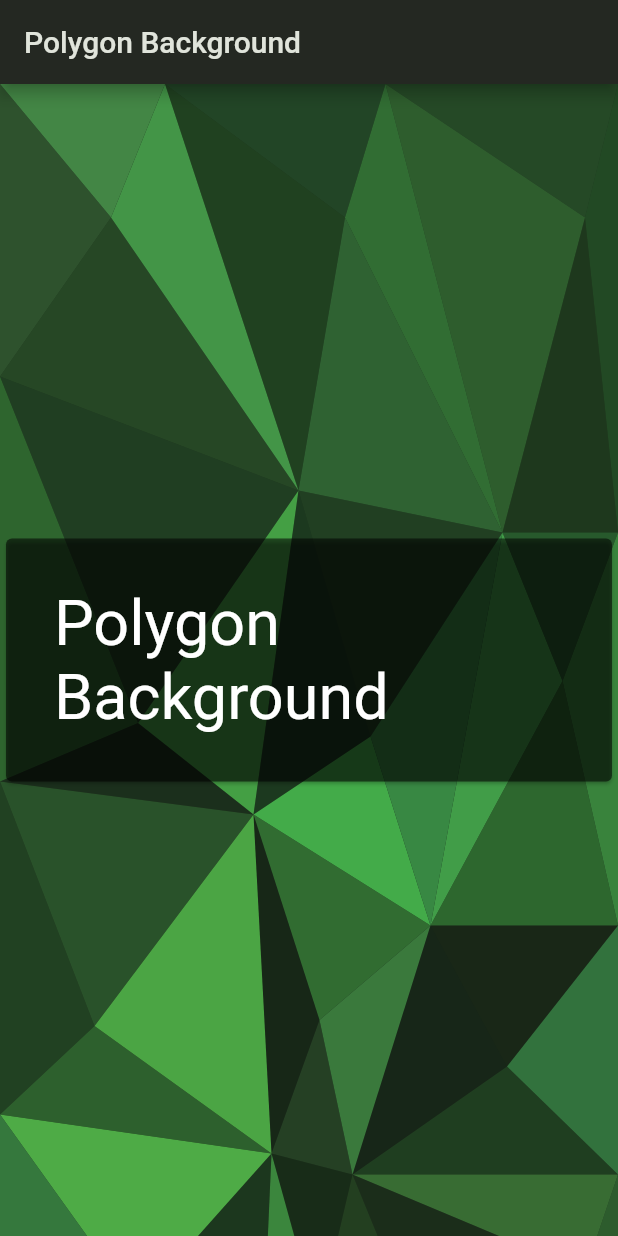
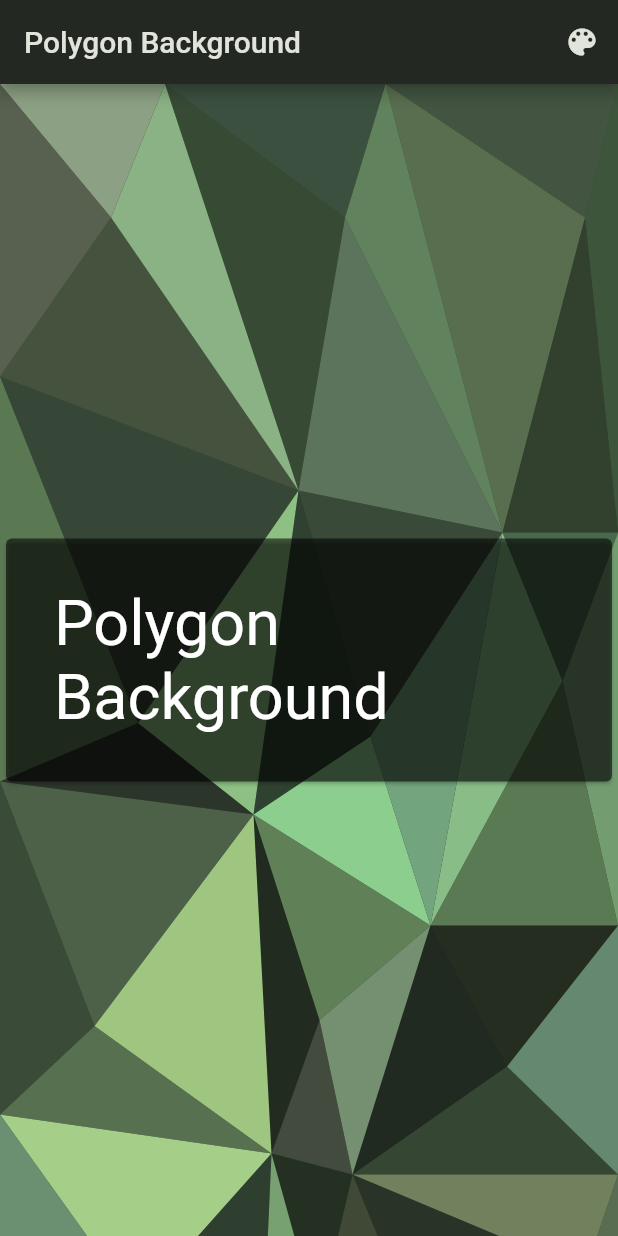
Before and after one commit to edufolly/polygon_background, a Flutter app: the screen it shows after launch, on a phone screen of 412 x 824 dp. Run offline on Flutter 3.47's test engine with Material 2 defaults, Android fonts, the phone set to English and light mode, and no system bars.

Commit message:
Color selection.

```diff
--- a/lib/main.dart
+++ b/lib/main.dart
@@ -1,5 +1,6 @@
 import 'package:flutter/material.dart';
-import 'package:polygon_background/polygon_background_painter.dart';
+import 'package:polygon_background/polygon_background.dart';
+import 'package:polygon_background/popup_menu_color.dart';
 
 ///
 ///
@@ -24,6 +25,7 @@ class MyApp extends StatelessWidget {
   Widget build(BuildContext context) {
     return MaterialApp(
       title: 'Polygon Background',
+      debugShowCheckedModeBanner: false,
       theme: ThemeData(
         brightness: Brightness.dark,
         colorSchemeSeed: Colors.green,
@@ -53,6 +55,18 @@ class MyHomePage extends StatefulWidget {
 ///
 ///
 class _MyHomePageState extends State<MyHomePage> {
+  final Map<String, Color> _menuColors = <String, Color>{
+    'Green': Colors.green,
+    'Purple': Colors.purple,
+    'Black': Colors.black,
+    'Amber': Colors.amber,
+    'Blue': Colors.blue,
+    'Red': Colors.red,
+    'White': Colors.white,
+  };
+
+  Color? _selectedColor;
+
   ///
   ///
   ///
@@ -61,9 +75,30 @@ class _MyHomePageState extends State<MyHomePage> {
     return Scaffold(
       appBar: AppBar(
         title: const Text('Polygon Background'),
+        actions: <Widget>[
+          PopupMenuButton<Color>(
+            icon: const Icon(Icons.color_lens),
+            itemBuilder: (BuildContext context) => <PopupMenuEntry<Color>>[
+              ..._menuColors.keys
+                  .map(
+                    (String key) => PopupMenuColor(
+                      color: _menuColors[key],
+                      enabled: _selectedColor != _menuColors[key],
+                      label: key,
+                    ),
+                  )
+                  .toList(),
+              // const PopupMenuDivider(),
+              // PopupMenuColor(label: 'Custom'),
+            ],
+            onSelected: colorSelection,
+          ),
+        ],
       ),
       body: CustomPaint(
-        painter: PolygonBackgroundPainter(context),
+        painter: PolygonBackground(
+          baseColor: _selectedColor ?? Theme.of(context).colorScheme.primary,
+        ),
         child: const Center(
           child: SingleChildScrollView(
             child: Card(
@@ -81,4 +116,13 @@ class _MyHomePageState extends State<MyHomePage> {
       ),
     );
   }
+
+  ///
+  ///
+  ///
+  Future<void> colorSelection(Color? color) async {
+    if (color != null) {
+      setState(() => _selectedColor = color);
+    }
+  }
 }
--- /dev/null
+++ b/lib/polygon_background.dart
@@ -0,0 +1,357 @@
+import 'dart:math';
+
+import 'package:flutter/foundation.dart';
+import 'package:flutter/material.dart';
+
+///
+///
+///
+class PolygonBackground extends CustomPainter {
+  static final Random rnd = Random();
+
+  final Color baseColor;
+  final int minWidth;
+  final int maxWidth;
+  final int minHeight;
+  final int maxHeight;
+  final double widthMargin;
+  final int minAlpha;
+  final int maxAlpha;
+  final bool showPoints;
+  final double radius;
+  final double redDivider;
+  final double redAdd;
+  final double greenDivider;
+  final double greenAdd;
+  final double blueDivider;
+  final double blueAdd;
+  final bool debug;
+
+  final List<List<Offset>> matrix = <List<Offset>>[];
+  final List<MyPolygon> polygons = <MyPolygon>[];
+
+  Size _lastSize = Size.zero;
+
+  ///
+  ///
+  ///
+  PolygonBackground({
+    required this.baseColor,
+    this.minWidth = 80,
+    this.maxWidth = 150,
+    this.minHeight = 80,
+    this.maxHeight = 150,
+    this.widthMargin = 20,
+    this.minAlpha = 30,
+    this.maxAlpha = 250,
+    this.showPoints = false,
+    this.radius = 4,
+    this.redDivider = 5,
+    this.redAdd = 0.9,
+    this.greenDivider = 6,
+    this.greenAdd = 0.9,
+    this.blueDivider = 5,
+    this.blueAdd = 0.9,
+    this.debug = false,
+  })  : assert(
+            widthMargin < (minWidth < minHeight ? minWidth : minHeight) / 2,
+            'widthMargin must be less than '
+            '${(minWidth < minHeight ? minWidth : minHeight) / 2}.'),
+        assert(minAlpha >= 0 && minAlpha <= 255,
+            'minAlpha must be between 0 and 255.'),
+        assert(maxAlpha >= 0 && maxAlpha <= 255,
+            'maxAlpha must be between 0 and 255.'),
+        assert(maxAlpha > minAlpha, 'maxAlpha must be greater than minAlpha.'),
+        assert(radius > 0, 'radius must be greater than zero.');
+
+  ///
+  ///
+  ///
+  void generate(Size size) {
+    if (debug) {
+      if (kDebugMode) {
+        print(size);
+      }
+    }
+
+    matrix.clear();
+    polygons.clear();
+
+    double x = 0;
+
+    if (debug) {
+      if (kDebugMode) {
+        print('First Line');
+      }
+    }
+
+    List<Offset> points = <Offset>[];
+
+    do {
+      points.add(Offset(x, 0));
+
+      if (debug) {
+        if (kDebugMode) {
+          print('x: $x');
+        }
+      }
+
+      x += minWidth + rnd.nextInt(maxWidth - minWidth);
+    } while (x < size.width - minWidth);
+
+    points.add(Offset(size.width, 0));
+
+    if (debug) {
+      if (kDebugMode) {
+        print('x: ${size.width}');
+        print('Points Length: ${points.length}');
+        print('-=-=-=-=-=-=-=-=-=-=-=-=-=-=-=-=-=-=-=-=-=-=-=-=-=-=-=-=-=-=');
+      }
+    }
+
+    matrix.add(points);
+
+    int y = minHeight + rnd.nextInt(maxHeight - minHeight);
+
+    List<double> ys = <double>[];
+
+    while (y < size.height - minHeight) {
+      ys.add(y.toDouble());
+      y += minHeight + rnd.nextInt(maxHeight - minHeight);
+    }
+
+    ys.add(size.height);
+
+    if (ys.length.isOdd) {
+      ys.add(size.height + minHeight + rnd.nextInt(maxHeight - minHeight));
+    }
+
+    for (int i = 0; i < ys.length; i++) {
+      double y = ys[i];
+
+      points = <Offset>[];
+      List<Offset> lastLine = matrix.last;
+
+      if (matrix.length.isEven) {
+        points.add(Offset(0, y));
+      }
+
+      for (int j = 0; j < lastLine.length - 1; j++) {
+        int prevX = (lastLine[j].dx + widthMargin).toInt();
+
+        int nextX = (lastLine[j + 1].dx - widthMargin).toInt();
+
+        if (debug) {
+          if (kDebugMode) {
+            print('AproxX [$prevX - $nextX]');
+          }
+        }
+
+        int dx = prevX + rnd.nextInt(nextX - prevX);
+
+        x = dx.toDouble();
+
+        if (debug) {
+          if (kDebugMode) {
+            print('x: $x');
+          }
+        }
+
+        if (i > 0 && i < ys.length - 1) {
+          int prevY = (ys[i] + widthMargin).toInt();
+
+          int nextY = (ys[i + 1] - widthMargin).toInt();
+
+          if (debug) {
+            if (kDebugMode) {
+              print('AproxY [$prevY - $nextY]');
+            }
+          }
+
+          int dy = prevY + rnd.nextInt(nextY - prevY);
+
+          y = dy.toDouble();
+        }
+
+        if (debug) {
+          if (kDebugMode) {
+            print('y: $y');
+          }
+        }
+
+        points.add(Offset(x, y));
+      }
+
+      if (matrix.length.isEven) {
+        points.add(Offset(size.width, y));
+      }
+
+      if (debug) {
+        if (kDebugMode) {
+          print('Points Length: ${points.length}');
+          print('-=-=-=-=-=-=-=-=-=-=-=-=-=-=-=-=-=-=-=-=-=-=-=-=-=-=-=-=-=-=');
+        }
+      }
+
+      matrix.add(points);
+
+      x = 0;
+    }
+
+    if (debug) {
+      if (kDebugMode) {
+        print('ys: $ys - ${ys.length}');
+      }
+    }
+
+    _drawModel1();
+
+    _lastSize = size;
+  }
+
+  ///
+  ///
+  ///
+  void _drawModel1() {
+    for (int i = 0; i < matrix.length - 1; i++) {
+      if (i.isEven) {
+        for (int j = 0; j < matrix[i].length - 1; j++) {
+          polygons.add(
+            MyPolygon(
+              points: <Offset>[
+                matrix[i][j],
+                matrix[i][j + 1],
+                matrix[i + 1][j],
+              ],
+              color: color,
+            ),
+          );
+        }
+
+        if (i + 2 < matrix.length) {
+          for (int j = 0; j < matrix[i].length - 1; j++) {
+            polygons.add(
+              MyPolygon(
+                points: <Offset>[
+                  matrix[i][j],
+                  matrix[i + 1][j],
+                  matrix[i + 2][j],
+                ],
+                color: color,
+              ),
+            );
+          }
+        }
+      } else {
+        for (int j = 0; j < matrix[i].length; j++) {
+          polygons.add(
+            MyPolygon(
+              points: <Offset>[
+                matrix[i][j],
+                matrix[i + 1][j + 1],
+                matrix[i + 1][j],
+              ],
+              color: color,
+            ),
+          );
+        }
+
+        if (i + 1 < matrix.length) {
+          for (int j = 0; j < matrix[i].length; j++) {
+            polygons.add(
+              MyPolygon(
+                points: <Offset>[
+                  matrix[i][j],
+                  matrix[i - 1][j + 1],
+                  matrix[i + 1][j + 1],
+                ],
+                color: color,
+              ),
+            );
+          }
+        }
+      }
+    }
+  }
+
+  ///
+  ///
+  ///
+  @override
+  void paint(Canvas canvas, Size size) {
+    if (_lastSize.width < size.width || _lastSize.height < size.height) {
+      generate(size);
+    }
+
+    for (MyPolygon polygon in polygons) {
+      polygon.draw(canvas);
+    }
+
+    if (showPoints) {
+      Paint paint = Paint()
+        ..color = const Color(0xFFFF0000)
+        ..style = PaintingStyle.fill;
+
+      for (List<Offset> points in matrix) {
+        for (Offset offset in points) {
+          canvas.drawCircle(offset, radius, paint);
+        }
+      }
+    }
+  }
+
+  ///
+  ///
+  ///
+  Color get color => baseColor
+      .withAlpha(minAlpha + rnd.nextInt(maxAlpha + 1 - minAlpha))
+      .withRed(
+          (baseColor.red * (rnd.nextDouble() / redDivider + redAdd)).toInt())
+      .withGreen(
+          (baseColor.green * (rnd.nextDouble() / greenDivider + greenAdd))
+              .toInt())
+      .withBlue((baseColor.blue * (rnd.nextDouble() / blueDivider + blueAdd))
+          .toInt());
+
+  ///
+  ///
+  ///
+  @override
+  bool shouldRepaint(covariant CustomPainter oldDelegate) {
+    if (oldDelegate is PolygonBackground) {
+      return baseColor != oldDelegate.baseColor;
+    }
+    return false;
+  }
+}
+
+///
+///
+///
+class MyPolygon {
+  final List<Offset> points;
+  final Color color;
+
+  ///
+  ///
+  ///
+  MyPolygon({
+    required this.points,
+    required this.color,
+  });
+
+  ///
+  ///
+  ///
+  Paint get paint => Paint()
+    ..color = color
+    ..style = PaintingStyle.fill;
+
+  ///
+  Path get path => Path()..addPolygon(points, true);
+
+  ///
+  ///
+  ///
+  void draw(Canvas canvas) => canvas.drawPath(path, paint);
+}
--- a/lib/polygon_background_painter.dart
+++ /dev/null
@@ -1,269 +0,0 @@
-import 'dart:math';
-
-import 'package:flutter/foundation.dart';
-import 'package:flutter/material.dart';
-
-///
-///
-///
-class PolygonBackgroundPainter extends CustomPainter {
-  static final Random rnd = Random();
-
-  final BuildContext context;
-  final Color baseColor;
-  final int minWidth;
-  final int maxWidth;
-  final int minHeight;
-  final int maxHeight;
-  final double widthMargin;
-  final int minAlpha;
-  final int maxAlpha;
-  final double radius;
-  final bool showPoints;
-
-  ///
-  ///
-  ///
-  const PolygonBackgroundPainter(
-    this.context, {
-    this.baseColor = Colors.green,
-    this.minWidth = 80,
-    this.maxWidth = 150,
-    this.minHeight = 80,
-    this.maxHeight = 150,
-    this.widthMargin = 20,
-    this.minAlpha = 30,
-    this.maxAlpha = 250,
-    this.showPoints = false,
-    this.radius = 4,
-  })  : assert(widthMargin <= minWidth / 2.0,
-            'marginPercent must be less than minWidth / 2.0.'),
-        assert(minAlpha >= 0 && minAlpha <= 255,
-            'minAlpha mus be between 0 and 255.'),
-        assert(maxAlpha >= 0 && maxAlpha <= 255,
-            'maxAlpha mus be between 0 and 255.'),
-        assert(maxAlpha > minAlpha, 'maxAlpha mus be greater than minAlpha.');
-
-  ///
-  ///
-  ///
-  @override
-  void paint(Canvas canvas, Size size) {
-    if (kDebugMode) {
-      print(size);
-    }
-
-    double x = 0;
-
-    List<List<Offset>> matrix = <List<Offset>>[];
-
-    if (kDebugMode) {
-      print('First Line');
-    }
-
-    List<Offset> points = <Offset>[];
-
-    do {
-      points.add(Offset(x, 0));
-
-      if (kDebugMode) {
-        print('x: $x');
-      }
-
-      x += minWidth + rnd.nextInt(maxWidth - minWidth);
-    } while (x < size.width - minWidth);
-
-    points.add(Offset(size.width, 0));
-
-    if (kDebugMode) {
-      print('x: ${size.width}');
-      print('Points Length: ${points.length}');
-      print('-=-=-=-=-=-=-=-=-=-=-=-=-=-=-=-=-=-=-=-=-=-=-=-=-=-=-=-=-=-=');
-    }
-
-    matrix.add(points);
-
-    int y = minHeight + rnd.nextInt(maxHeight - minHeight);
-
-    List<double> ys = <double>[];
-
-    while (y < size.height - minHeight) {
-      ys.add(y.toDouble());
-      y += minHeight + rnd.nextInt(maxHeight - minHeight);
-    }
-
-    ys.add(size.height);
-
-    if (ys.length.isOdd) {
-      ys.add(size.height + minHeight + rnd.nextInt(maxHeight - minHeight));
-    }
-
-    for (int i = 0; i < ys.length; i++) {
-      double y = ys[i];
-
-      points = <Offset>[];
-      List<Offset> lastLine = matrix.last;
-
-      if (matrix.length.isEven) {
-        points.add(Offset(0, y));
-      }
-
-      for (int j = 0; j < lastLine.length - 1; j++) {
-        int prevX = (lastLine[j].dx + widthMargin).toInt();
-
-        int nextX = (lastLine[j + 1].dx - widthMargin).toInt();
-
-        if (kDebugMode) {
-          print('AproxX [$prevX - $nextX]');
-        }
-
-        int dx = prevX + rnd.nextInt(nextX - prevX);
-
-        x = dx.toDouble();
-
-        if (kDebugMode) {
-          print('x: $x');
-        }
-
-        if (i > 0 && i < ys.length - 1) {
-          int prevY = (ys[i] + widthMargin).toInt();
-
-          int nextY = (ys[i + 1] - widthMargin).toInt();
-
-          if (kDebugMode) {
-            print('AproxY [$prevY - $nextY]');
-          }
-
-          int dy = prevY + rnd.nextInt(nextY - prevY);
-
-          y = dy.toDouble();
-        }
-
-        if (kDebugMode) {
-          print('y: $y');
-        }
-
-        points.add(Offset(x, y));
-      }
-
-      if (matrix.length.isEven) {
-        points.add(Offset(size.width, y));
-      }
-
-      if (kDebugMode) {
-        print('Points Length: ${points.length}');
-        print('-=-=-=-=-=-=-=-=-=-=-=-=-=-=-=-=-=-=-=-=-=-=-=-=-=-=-=-=-=-=');
-      }
-
-      matrix.add(points);
-
-      x = 0;
-    }
-
-    print('ys: $ys - ${ys.length}');
-
-    /// Draw
-    for (int i = 0; i < matrix.length - 1; i++) {
-      if (i.isEven) {
-        for (int j = 0; j < matrix[i].length - 1; j++) {
-          Path path = Path();
-
-          path.addPolygon(
-            List<Offset>.of(<Offset>[
-              matrix[i][j],
-              matrix[i][j + 1],
-              matrix[i + 1][j],
-            ]),
-            true,
-          );
-
-          canvas.drawPath(path, _getPaint());
-        }
-
-        if (i + 2 < matrix.length) {
-          for (int j = 0; j < matrix[i].length - 1; j++) {
-            Path path = Path();
-
-            path.addPolygon(
-              List<Offset>.of(<Offset>[
-                matrix[i][j],
-                matrix[i + 1][j],
-                matrix[i + 2][j],
-              ]),
-              true,
-            );
-
-            canvas.drawPath(path, _getPaint());
-          }
-        }
-      } else {
-        for (int j = 0; j < matrix[i].length; j++) {
-          Path path = Path();
-
-          path.addPolygon(
-            List<Offset>.of(<Offset>[
-              matrix[i][j],
-              matrix[i + 1][j + 1],
-              matrix[i + 1][j],
-            ]),
-            true,
-          );
-
-          canvas.drawPath(path, _getPaint());
-        }
-
-        if (i + 1 < matrix.length) {
-          for (int j = 0; j < matrix[i].length; j++) {
-            Path path = Path();
-
-            path.addPolygon(
-              List<Offset>.of(<Offset>[
-                matrix[i][j],
-                matrix[i - 1][j + 1],
-                matrix[i + 1][j + 1],
-              ]),
-              true,
-            );
-
-            canvas.drawPath(path, _getPaint());
-          }
-        }
-      }
-    }
-
-    if (showPoints) {
-      Paint paint = Paint()
-        ..color = const Color(0xFFFF0000)
-        ..style = PaintingStyle.fill;
-
-      for (List<Offset> points in matrix) {
-        for (Offset offset in points) {
-          canvas.drawCircle(offset, radius, paint);
-        }
-      }
-    }
-  }
-
-  ///
-  ///
-  ///
-  Paint _getPaint() {
-    Color color = baseColor
-        .withAlpha(minAlpha + rnd.nextInt(maxAlpha + 1 - minAlpha))
-        .withRed((baseColor.red * (rnd.nextDouble() / 5 + 0.9)).toInt())
-        .withGreen((baseColor.green * (rnd.nextDouble() / 6 + 0.9)).toInt())
-        .withBlue((baseColor.blue * (rnd.nextDouble() / 5 + 0.9)).toInt());
-
-    return Paint()
-      ..color = color
-      ..style = PaintingStyle.fill;
-  }
-
-  ///
-  ///
-  ///
-  @override
-  bool shouldRepaint(covariant CustomPainter oldDelegate) {
-    return false;
-  }
-}
--- /dev/null
+++ b/lib/popup_menu_color.dart
@@ -0,0 +1,32 @@
+import 'package:flutter/material.dart';
+
+///
+///
+///
+class PopupMenuColor extends PopupMenuItem<Color> {
+  ///
+  ///
+  ///
+  PopupMenuColor({
+    required String label,
+    Color? color,
+    bool enabled = true,
+    Key? key,
+  }) : super(
+          key: key,
+          value: color,
+          enabled: enabled,
+          child: Row(
+            children: <Widget>[
+              Icon(
+                color == null ? Icons.color_lens : Icons.square,
+                color: color,
+              ),
+              Padding(
+                padding: const EdgeInsets.only(left: 8),
+                child: Text(label),
+              ),
+            ],
+          ),
+        );
+}
```
